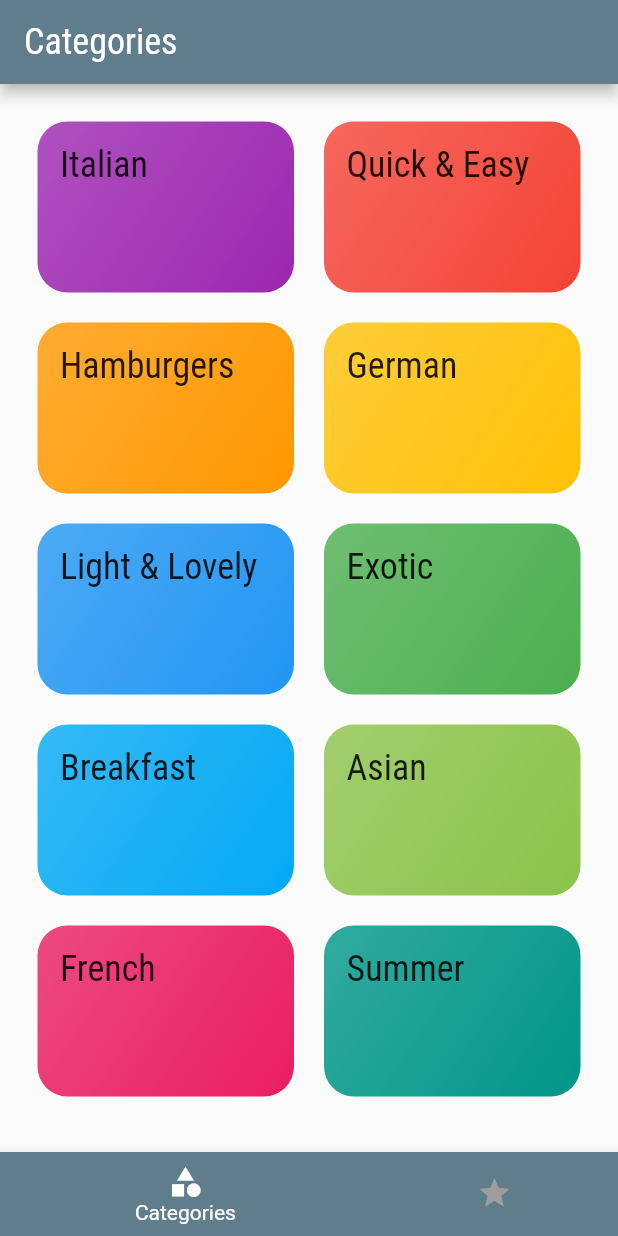
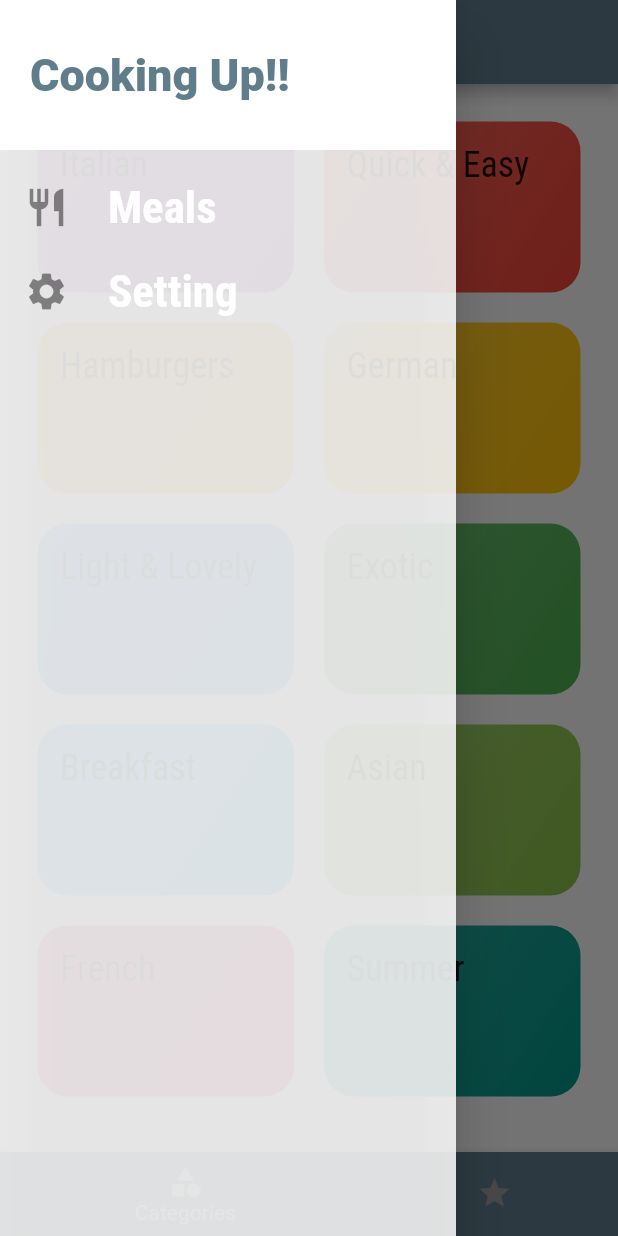
Before and after one commit to ghanayemomar/meals_app, a Flutter app: the screen it shows after launch, with the side drawer open (before the commit the screen has no drawer), on a phone screen of 412 x 824 dp. Run offline on Flutter 3.47's test engine with Material 2 defaults, Android fonts, the phone set to English and light mode, and no system bars; Roboto replaces fonts that are missing (Releway).

Commit message:
176. Adding a Custom Drawer

```diff
--- a/lib/screens/tabs_screen.dart
+++ b/lib/screens/tabs_screen.dart
@@ -1,4 +1,5 @@
 import 'package:flutter/material.dart';
+import '../widgets/main_drawer.dart';
 import './favorites_screen.dart';
 import './categories_screen.dart';
 
@@ -24,8 +25,11 @@ class TabsScreenState extends State<TabsScreen> {
   Widget build(BuildContext context) {
     return Scaffold(
       appBar: AppBar(
-        title: Text(_pages[_selectedPageIndex]['title']),
+        title: Text(
+          _pages[_selectedPageIndex]['title'],
+        ),
       ),
+      drawer: MainDrawer(),
       body: _pages[_selectedPageIndex]['page'],
       bottomNavigationBar: BottomNavigationBar(
         onTap: _selectPage,
--- /dev/null
+++ b/lib/widgets/main_drawer.dart
@@ -0,0 +1,48 @@
+import 'package:flutter/material.dart';
+// import 'package:my_app/models/meal.dart';
+
+class MainDrawer extends StatelessWidget {
+  Widget buildListtile(String title, IconData icon) {
+    return ListTile(
+        leading: Icon(
+          icon,
+          size: 30,
+        ),
+        title: Text(
+          title,
+          style: TextStyle(
+              color: Colors.white,
+              fontFamily: 'RobotoCondensed',
+              fontSize: 30,
+              fontWeight: FontWeight.bold),
+        ),
+        onTap: () {
+          //..
+        });
+  }
+
+  @override
+  Widget build(BuildContext context) {
+    return Drawer(
+      child: Column(children: <Widget>[
+        Container(
+          height: 100,
+          width: double.infinity,
+          padding: EdgeInsets.all(20),
+          alignment: Alignment.centerLeft,
+          color: Colors.white,
+          child: Text(
+            'Cooking Up!!',
+            style: TextStyle(
+                fontWeight: FontWeight.w900,
+                fontSize: 30,
+                color: Theme.of(context).primaryColor),
+          ),
+        ),
+        SizedBox(height: 10),
+        buildListtile("Meals", Icons.restaurant),
+        buildListtile("Setting", Icons.settings)
+      ]),
+    );
+  }
+}
```
